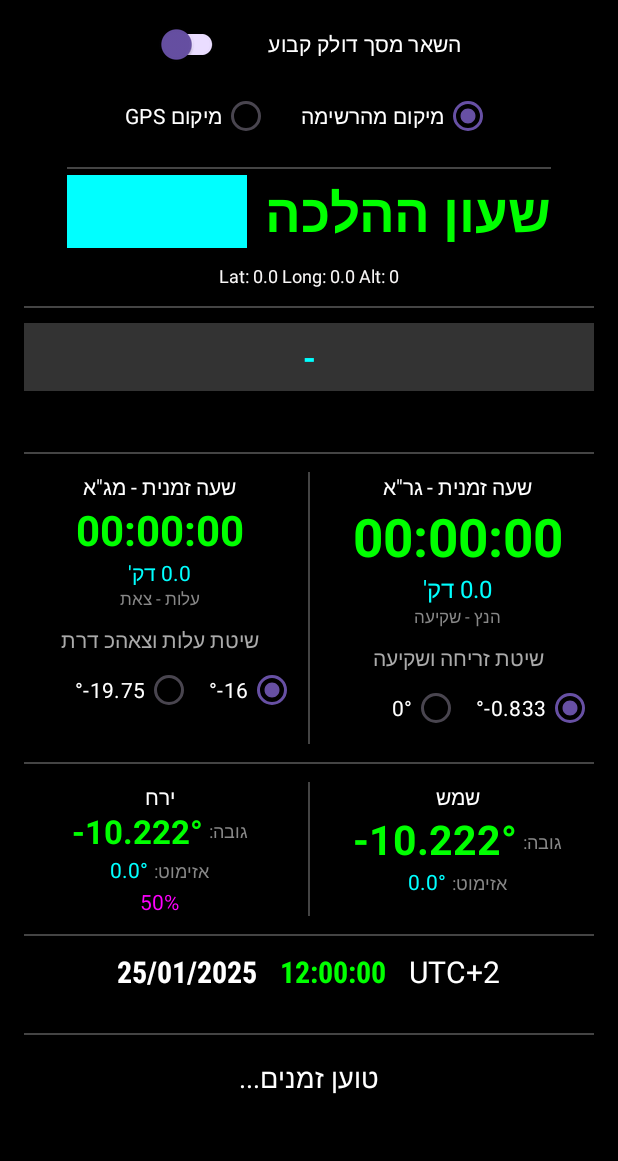
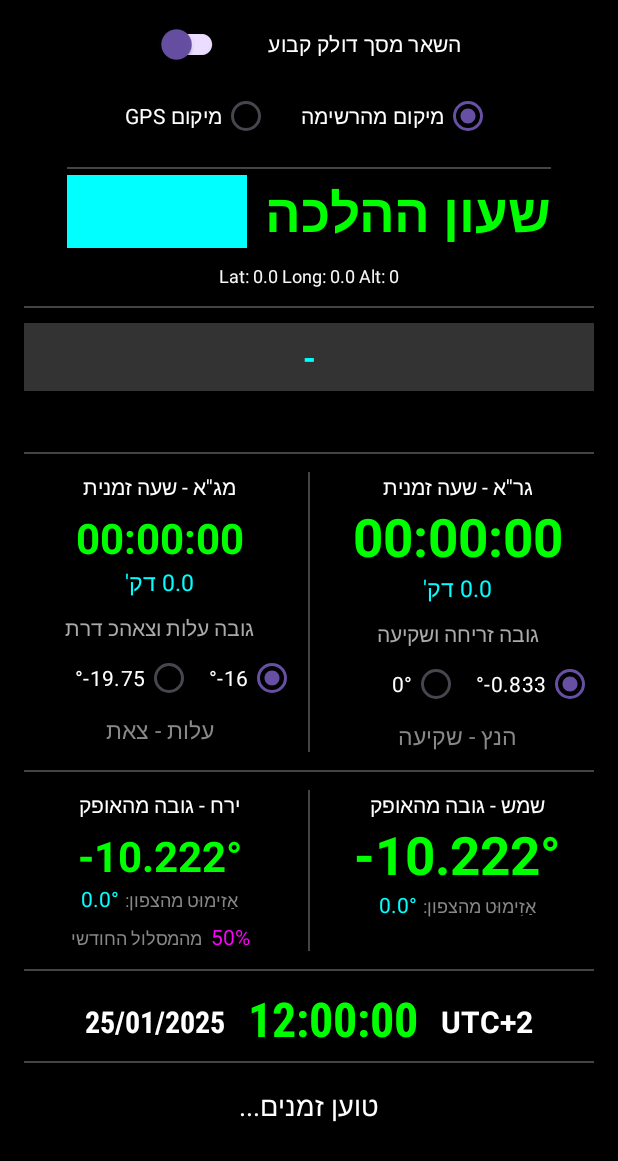
Before and after one commit to sgbmzm/halacha_clock_android, an Android app: the screen it shows after launch (MainActivity), on a phone screen of 412 x 824 dp. Shown: the top 1161 px of the screen. Run offline under Robolectric (Android 15) with nearby library versions, the phone set to English and light mode, and no system bars; libraries missing offline, so code that uses them is left out: com.chaquo.python; 7 statements that could not run were skipped.

Commit message:
Update Hebrew text in activity_main.xml layout

```diff
--- a/app/src/main/res/layout/activity_main.xml
+++ b/app/src/main/res/layout/activity_main.xml
@@ -153,7 +153,7 @@
                 <TextView
                     android:layout_width="wrap_content"
                     android:layout_height="wrap_content"
-                    android:text="שעה זמנית - גר&quot;א"
+                    android:text="גר''א - שעה זמנית"
                     android:textColor="#FFF"
                     android:textSize="14sp"/>
 
@@ -165,15 +165,15 @@
                     android:textColor="#00FF00"
                     android:textSize="35sp"
                     android:textStyle="bold" />
-                <TextView android:id="@+id/tvGraMin" android:layout_width="wrap_content" android:layout_height="wrap_content" android:text="0.0 דק'" android:textColor="#00FFFF" android:textSize="16sp"/>
-                <TextView android:id="@+id/tvGraDef" android:layout_width="wrap_content" android:layout_height="wrap_content" android:text="הנץ - שקיעה" android:textColor="#888" android:textSize="11sp"/>
+
+                <TextView android:id="@+id/tvGraMin" android:layout_width="wrap_content" android:layout_height="wrap_content" android:text="0.0 דק'" android:textColor="#00FFFF" android:textSize="15sp"/>
 
                 <TextView
                     android:layout_width="wrap_content"
                     android:layout_height="wrap_content"
-                    android:text="שיטת זריחה ושקיעה"
-                    android:textColor="#AAAAAA"
-                    android:layout_marginTop="10dp"/>
+                    android:text="גובה זריחה ושקיעה"
+                    android:layout_marginTop="10dp"
+                    android:textColor="#AAAAAA" />
 
                 <RadioGroup
                     android:id="@+id/rgSunrise"
@@ -197,6 +197,11 @@
                         android:textColor="#FFFFFF"/>
                 </RadioGroup>
 
+                <TextView android:id="@+id/tvGraDef" android:layout_width="wrap_content" android:layout_height="wrap_content" android:text="הנץ - שקיעה" android:textColor="#888" android:textSize="15sp"/>
+
+
+
+
             </LinearLayout>
 
 
@@ -215,27 +220,28 @@
                 <TextView
                     android:layout_width="wrap_content"
                     android:layout_height="wrap_content"
-                    android:text="שעה זמנית - מג&quot;א"
+                    android:text="מג''א - שעה זמנית"
                     android:textColor="#FFF"
                     android:textSize="14sp"/>
 
                 <TextView
                     android:id="@+id/tvMgaClock"
                     android:layout_width="wrap_content"
-                    android:layout_height="wrap_content"
+                    android:layout_height="match_parent"
+                    android:layout_marginTop="5dp"
                     android:text="00:00:00"
                     android:textColor="#00FF00"
                     android:textSize="28sp"
                     android:textStyle="bold" />
-                <TextView android:id="@+id/tvMgaMin" android:layout_width="wrap_content" android:layout_height="wrap_content" android:text="0.0 דק'" android:textColor="#00FFFF" android:textSize="14sp"/>
-                <TextView android:id="@+id/tvMgaDef" android:layout_width="wrap_content" android:layout_height="wrap_content" android:text="עלות - צאת" android:textColor="#888" android:textSize="11sp"/>
+
+                <TextView android:id="@+id/tvMgaMin" android:layout_width="wrap_content" android:layout_height="wrap_content" android:text="0.0 דק'" android:textColor="#00FFFF" android:textSize="15sp"/>
 
                 <TextView
                     android:layout_width="wrap_content"
                     android:layout_height="wrap_content"
-                    android:text="שיטת עלות וצאהכ דרת"
-                    android:textColor="#AAAAAA"
-                    android:layout_marginTop="10dp"/>
+                    android:text="גובה עלות וצאהכ דרת"
+                    android:layout_marginTop="10dp"
+                    android:textColor="#AAAAAA" />
 
                 <RadioGroup
                     android:id="@+id/rgMga"
@@ -258,6 +264,14 @@
                         android:text="19.75-°"
                         android:textColor="#FFFFFF"/>
                 </RadioGroup>
+
+
+                <TextView android:id="@+id/tvMgaDef" android:layout_width="wrap_content" android:layout_height="wrap_content" android:text="עלות - צאת" android:textColor="#888" android:textSize="15sp"/>
+
+
+
+
+
 
             </LinearLayout>
         </LinearLayout>
@@ -284,19 +298,11 @@
                 <TextView
                     android:layout_width="wrap_content"
                     android:layout_height="wrap_content"
-                    android:text="שמש"
+                    android:text="שמש - גובה מהאופק"
                     android:textColor="#FFFFFF"
                     android:textSize="14sp"/>
 
                 <LinearLayout android:orientation="horizontal" android:layout_width="wrap_content" android:layout_height="wrap_content" android:gravity="bottom">
-                    <TextView
-                        android:layout_width="wrap_content"
-                        android:layout_height="wrap_content"
-                        android:text="גובה:"
-                        android:textColor="#888"
-                        android:textSize="12sp"
-                        android:layout_marginEnd="4dp"
-                        android:layout_marginBottom="4dp"/>
 
                     <TextView
                         android:id="@+id/tvSunAlt"
@@ -304,7 +310,7 @@
                         android:layout_height="wrap_content"
                         android:text="10.222°-"
                         android:textColor="#00FF00"
-                        android:textSize="27sp"
+                        android:textSize="35sp"
                         android:textStyle="bold" />
                 </LinearLayout>
 
@@ -312,7 +318,7 @@
                     <TextView
                         android:layout_width="wrap_content"
                         android:layout_height="wrap_content"
-                        android:text="אזימוט:"
+                        android:text="אַזִימוּט מהצפון:"
                         android:textColor="#888"
                         android:textSize="12sp"
                         android:layout_marginEnd="4dp"/>
@@ -335,28 +341,21 @@
                 <TextView
                     android:layout_width="wrap_content"
                     android:layout_height="wrap_content"
-                    android:text="ירח"
+                    android:text="ירח - גובה מהאופק"
                     android:textColor="#FFFFFF"
                     android:textSize="14sp"/>
 
                 <LinearLayout android:orientation="horizontal" android:layout_width="wrap_content" android:layout_height="wrap_content" android:gravity="bottom">
-                    <TextView
-                        android:layout_width="wrap_content"
-                        android:layout_height="wrap_content"
-                        android:text="גובה:"
-                        android:textColor="#888"
-                        android:textSize="12sp"
-                        android:layout_marginEnd="4dp"
-                        android:layout_marginBottom="4dp"/>
 
                     <TextView
                         android:id="@+id/tvMoonAlt"
+                        android:layout_marginTop="5dp"
                         android:layout_width="wrap_content"
-                        android:layout_height="wrap_content"
+                        android:layout_height="match_parent"
                         android:text="-10.222°"
                         android:textColor="#00FF00"
                         android:textDirection="ltr"
-                        android:textSize="22sp"
+                        android:textSize="28sp"
                         android:textStyle="bold" />
                 </LinearLayout>
 
@@ -364,14 +363,24 @@
                     <TextView
                         android:layout_width="wrap_content"
                         android:layout_height="wrap_content"
-                        android:text="אזימוט:"
+                        android:text="אַזִימוּט מהצפון:"
                         android:textColor="#888"
                         android:textSize="12sp"
                         android:layout_marginEnd="4dp"/>
                     <TextView android:id="@+id/tvMoonAz" android:layout_width="wrap_content" android:layout_height="wrap_content" android:text="0.0°" android:textColor="#00FFFF" android:textSize="14sp"/>
                 </LinearLayout>
 
-                <TextView android:id="@+id/tvMoonPercent" android:layout_width="wrap_content" android:layout_height="wrap_content" android:text="50%" android:textColor="#FF00FF" android:textSize="14sp" android:layout_marginTop="2dp"/>
+                <LinearLayout android:orientation="horizontal" android:layout_width="wrap_content" android:layout_height="wrap_content">
+
+                    <TextView android:id="@+id/tvMoonPercent" android:layout_width="wrap_content" android:layout_height="wrap_content" android:text="50%" android:textColor="#FF00FF" android:textSize="14sp" android:layout_marginEnd="6dp" android:layout_marginTop="6dp"/>
+                    <TextView
+                        android:layout_width="wrap_content"
+                        android:layout_height="wrap_content"
+                        android:text="מהמסלול החודשי"
+                        android:textColor="#888"
+                        android:layout_marginTop="6dp"
+                        android:textSize="12sp" />
+                </LinearLayout>
             </LinearLayout>
         </LinearLayout>
 
@@ -392,28 +401,30 @@
             <TextView
                 android:id="@+id/tvUtcOffset"
                 android:layout_width="wrap_content"
-                android:layout_height="wrap_content"
+                android:layout_height="match_parent"
                 android:text="UTC+2"
                 android:textColor="#FFFFFF"
                 android:textSize="20sp"
+                android:textStyle="bold"
+                android:layout_marginTop="10dp"
                 android:layout_marginEnd="15dp"/>
 
             <TextView
                 android:id="@+id/tvMainTime"
                 android:layout_width="wrap_content"
-                android:layout_height="wrap_content"
+                android:layout_height="match_parent"
                 android:fontFamily="sans-serif-condensed"
                 android:text="12:00:00"
                 android:textColor="#00FF00"
-                android:textSize="20sp"
+                android:textSize="32sp"
                 android:textStyle="bold"
                 android:layout_marginEnd="15dp"/>
 
             <TextView
                 android:id="@+id/tvGregDate"
                 android:layout_width="wrap_content"
-                android:layout_height="wrap_content"
-                android:layout_marginTop="15dp"
+                android:layout_height="match_parent"
+                android:layout_marginTop="10dp"
                 android:fontFamily="sans-serif-condensed"
                 android:text="25/01/2025"
                 android:textColor="@color/white"
@@ -424,7 +435,6 @@
         <View
             android:layout_width="match_parent"
             android:layout_height="1dp"
-            android:layout_marginTop="12dp"
             android:background="#444"/>
 
         <TextView
```
